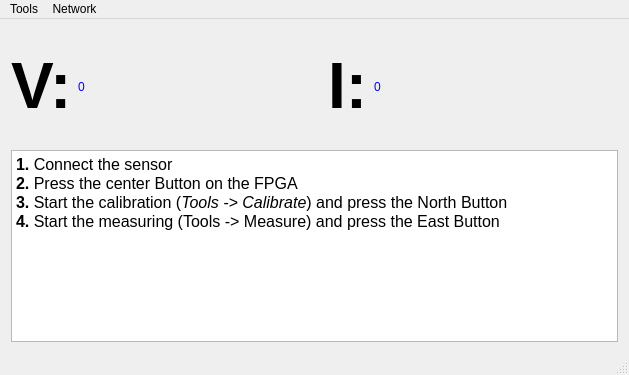
Zap123/Nanosystem-project, file mainwindow.ui: the form before one commit.
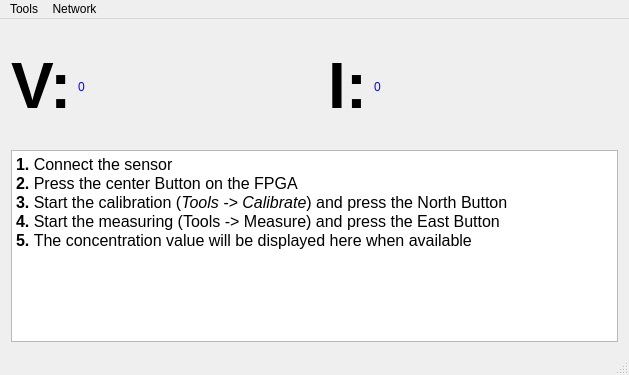
The form after the commit.

```diff
--- a/mainwindow.ui
+++ b/mainwindow.ui
@@ -94,7 +94,8 @@
 &lt;p style=&quot; margin-top:0px; margin-bottom:0px; margin-left:0px; margin-right:0px; -qt-block-indent:0; text-indent:0px;&quot;&gt;&lt;span style=&quot; font-family:'Sans Serif'; font-size:12pt; font-weight:600;&quot;&gt;1.&lt;/span&gt;&lt;span style=&quot; font-family:'Sans Serif'; font-size:12pt;&quot;&gt; Connect the sensor&lt;/span&gt;&lt;/p&gt;
 &lt;p style=&quot; margin-top:0px; margin-bottom:0px; margin-left:0px; margin-right:0px; -qt-block-indent:0; text-indent:0px;&quot;&gt;&lt;span style=&quot; font-family:'Sans Serif'; font-size:12pt; font-weight:600;&quot;&gt;2.&lt;/span&gt;&lt;span style=&quot; font-family:'Sans Serif'; font-size:12pt;&quot;&gt; Press the center Button on the FPGA&lt;/span&gt;&lt;/p&gt;
 &lt;p style=&quot; margin-top:0px; margin-bottom:0px; margin-left:0px; margin-right:0px; -qt-block-indent:0; text-indent:0px;&quot;&gt;&lt;span style=&quot; font-family:'Sans Serif'; font-size:12pt; font-weight:600;&quot;&gt;3.&lt;/span&gt;&lt;span style=&quot; font-family:'Sans Serif'; font-size:12pt;&quot;&gt; Start the calibration (&lt;/span&gt;&lt;span style=&quot; font-family:'Sans Serif'; font-size:12pt; font-style:italic;&quot;&gt;Tools -&amp;gt; Calibrate&lt;/span&gt;&lt;span style=&quot; font-family:'Sans Serif'; font-size:12pt;&quot;&gt;) and press the North Button&lt;/span&gt;&lt;/p&gt;
-&lt;p style=&quot; margin-top:0px; margin-bottom:0px; margin-left:0px; margin-right:0px; -qt-block-indent:0; text-indent:0px;&quot;&gt;&lt;span style=&quot; font-family:'Sans Serif'; font-size:12pt; font-weight:600;&quot;&gt;4. &lt;/span&gt;&lt;span style=&quot; font-family:'Sans Serif'; font-size:12pt;&quot;&gt;Start the measuring (Tools -&amp;gt; Measure)&lt;/span&gt;&lt;span style=&quot; font-family:'Sans Serif'; font-size:12pt; font-weight:600;&quot;&gt; &lt;/span&gt;&lt;span style=&quot; font-family:'Sans Serif'; font-size:12pt;&quot;&gt;and press the East Button &lt;/span&gt;&lt;/p&gt;&lt;/body&gt;&lt;/html&gt;</string>
+&lt;p style=&quot; margin-top:0px; margin-bottom:0px; margin-left:0px; margin-right:0px; -qt-block-indent:0; text-indent:0px;&quot;&gt;&lt;span style=&quot; font-family:'Sans Serif'; font-size:12pt; font-weight:600;&quot;&gt;4. &lt;/span&gt;&lt;span style=&quot; font-family:'Sans Serif'; font-size:12pt;&quot;&gt;Start the measuring (Tools -&amp;gt; Measure)&lt;/span&gt;&lt;span style=&quot; font-family:'Sans Serif'; font-size:12pt; font-weight:600;&quot;&gt; &lt;/span&gt;&lt;span style=&quot; font-family:'Sans Serif'; font-size:12pt;&quot;&gt;and press the East Button &lt;/span&gt;&lt;/p&gt;
+&lt;p style=&quot; margin-top:0px; margin-bottom:0px; margin-left:0px; margin-right:0px; -qt-block-indent:0; text-indent:0px;&quot;&gt;&lt;span style=&quot; font-family:'Sans Serif'; font-size:12pt; font-weight:600;&quot;&gt;5. &lt;/span&gt;&lt;span style=&quot; font-family:'Sans Serif'; font-size:12pt;&quot;&gt;The concentration value will be displayed here when available&lt;/span&gt;&lt;/p&gt;&lt;/body&gt;&lt;/html&gt;</string>
       </property>
      </widget>
     </item>
```
